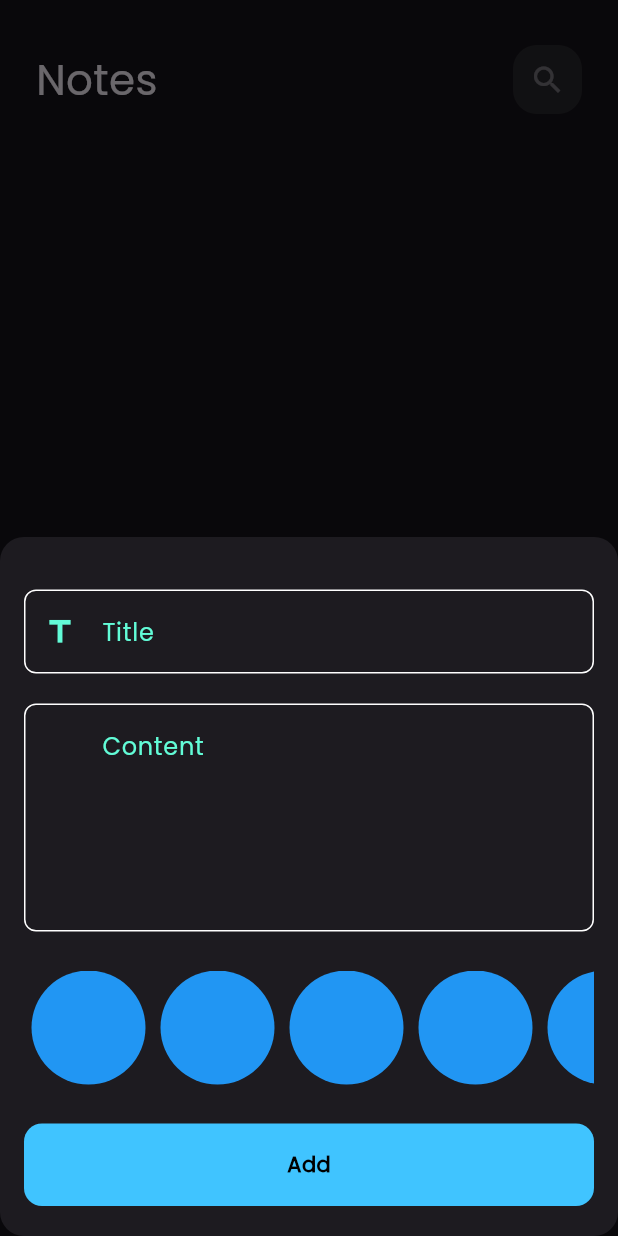
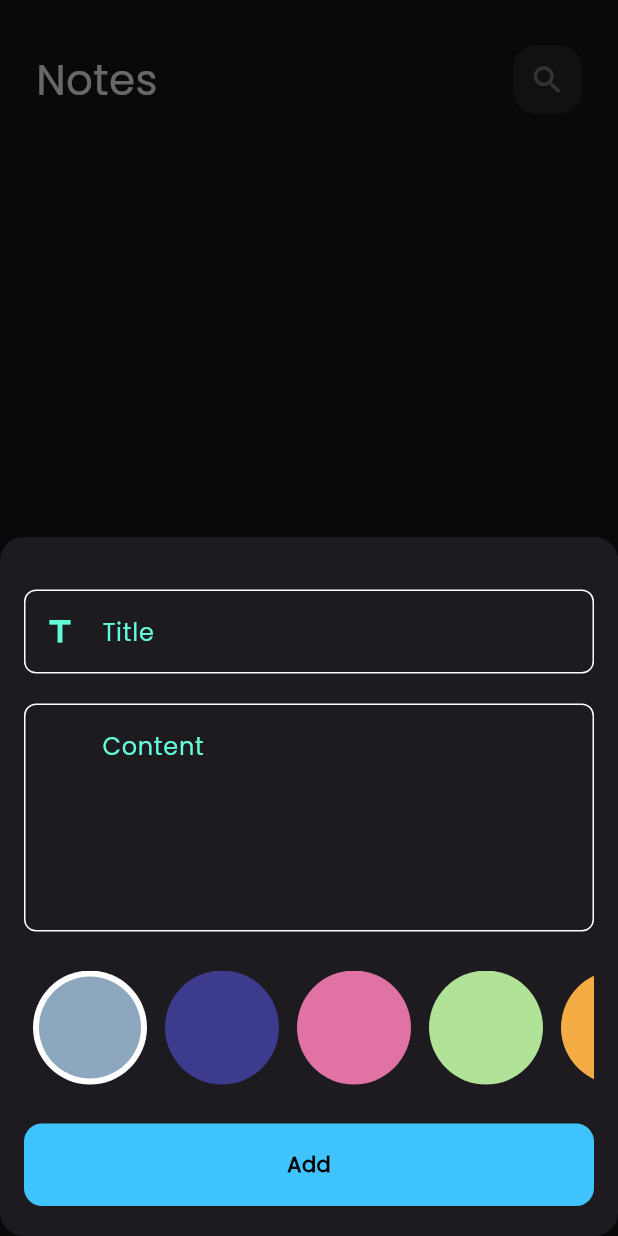
Before and after one commit to Omarazab1/BrainWave, a Flutter app: the screen it shows after launch, after a tap on the "add" icon, on a phone screen of 412 x 824 dp. Run offline on Flutter 3.47's test engine with Material 3 defaults, Android fonts, the light colour scheme and no system bars; our stand-ins replace flutter_bloc, hive, hive_flutter; accounts and stored records are empty.

Commit message:
add Color to editNoteView & create SplashView

```diff
--- /dev/null
+++ b/devtools_options.yaml
@@ -0,0 +1,3 @@
+description: This file stores settings for Dart & Flutter DevTools.
+documentation: https://docs.flutter.dev/tools/devtools/extensions#configure-extension-enablement-states
+extensions:
--- a/lib/cubits/add_note_cubit/add_note_cubit.dart
+++ b/lib/cubits/add_note_cubit/add_note_cubit.dart
@@ -1,3 +1,4 @@
+import 'package:flutter/material.dart';
 import 'package:flutter_bloc/flutter_bloc.dart';
 import 'package:hive_flutter/hive_flutter.dart';
 import 'package:notesapp/models/note_model.dart';
@@ -7,9 +8,10 @@
 
 class AddNoteCubit extends Cubit<AddNoteState> {
   AddNoteCubit() : super(AddNoteInitial());
-
+   Color color = const Color(0xff8DA7BE);
     addNote(NoteModel note) async
     {
+      note.color = color.value;
       emit(AddNoteLoading());
       try {
         var notesBox = Hive.box<NoteModel>(kNotesBox);
--- a/lib/main.dart
+++ b/lib/main.dart
@@ -5,7 +5,8 @@
 import 'package:notesapp/models/note_model.dart';
 import 'package:notesapp/utils/constants.dart';
 import 'package:notesapp/utils/simple_bloc_observer.dart';
-import 'package:notesapp/views/notes_view.dart';
+
+import 'package:notesapp/views/splash_view.dart';
 
 import 'cubits/notes_cubit/notes_cubit.dart';
 void main() async{
@@ -29,7 +30,8 @@
           fontFamily: 'Poppins',
           brightness: Brightness.dark,
         ),
-        home: const NotesView(),
+        home:const SplashView(),
+        initialRoute: SplashView.routeName,
       ),
     );
   }
--- a/lib/utils/constants.dart
+++ b/lib/utils/constants.dart
@@ -3,3 +3,11 @@
 
 const kPrimaryColor = Color(0xff62fcd7);
 const kNotesBox = 'notes_box';
+List<Color> kColors = const [
+  Color(0xff8DA7BE),
+  Color(0xff3D3B8E),
+  Color(0xffE072A4),
+  Color(0xffB0E298),
+  Color(0xffF4AC45),
+  Color(0xffFFF8E7),
+];
--- a/lib/views/notes_view.dart
+++ b/lib/views/notes_view.dart
@@ -7,10 +7,13 @@
 class NotesView extends StatelessWidget {
   const NotesView({super.key});
 
+  static const routeName = '/notes';
+
   @override
   Widget build(BuildContext context) {
     return Scaffold(
       floatingActionButton: FloatingActionButton(
+        backgroundColor: Colors.lightBlueAccent,
         onPressed: (){
           showModalBottomSheet(
             isScrollControlled: true,
--- /dev/null
+++ b/lib/views/splash_view.dart
@@ -0,0 +1,14 @@
+import 'package:flutter/material.dart';
+import 'package:notesapp/views/widgets/splash_view_body.dart';
+
+class SplashView extends StatelessWidget {
+  const SplashView({super.key});
+  static const routeName = 'splash';
+  @override
+  Widget build(BuildContext context) {
+    return const Scaffold(
+      backgroundColor: Color(0xff537d8d),
+      body: SplashViewBody(),
+    );
+  }
+}
--- a/lib/views/widgets/color_item.dart
+++ b/lib/views/widgets/color_item.dart
@@ -1,13 +1,21 @@
 import 'package:flutter/material.dart';
 
 class ColorItem extends StatelessWidget {
-  const ColorItem({super.key});
-
+  const ColorItem({super.key, required this.isActive, required this.color});
+   final bool isActive;
+   final Color color;
   @override
   Widget build(BuildContext context) {
-    return const CircleAvatar(
+    return isActive?  CircleAvatar(
       radius: 38,
-      backgroundColor: Colors.blue,
+      backgroundColor: Colors.white,
+      child: CircleAvatar(
+        radius: 34,
+        backgroundColor: color,
+      ),
+    ):  CircleAvatar(
+      radius: 38,
+      backgroundColor: color,
     );
   }
 }
--- a/lib/views/widgets/colors_listview.dart
+++ b/lib/views/widgets/colors_listview.dart
@@ -1,21 +1,44 @@
+import 'package:flutter/cupertino.dart';
 import 'package:flutter/material.dart';
+import 'package:flutter_bloc/flutter_bloc.dart';
+import 'package:notesapp/cubits/add_note_cubit/add_note_cubit.dart';
 
+import '../../utils/constants.dart';
 import 'color_item.dart';
 
-class ColorsListview extends StatelessWidget {
+class ColorsListview extends StatefulWidget {
   const ColorsListview({super.key});
 
+  @override
+  State<ColorsListview> createState() => _ColorsListviewState();
+}
+
+class _ColorsListviewState extends State<ColorsListview> {
+
+  int currentIndex = 0;
   @override
   Widget build(BuildContext context) {
     return SizedBox(
       height: 76,
       child: ListView.builder(
-        itemCount: 10,
+        itemCount: kColors.length,
         scrollDirection: Axis.horizontal,
           itemBuilder: (context, index) {
-        return const Padding(
-          padding:  EdgeInsets.symmetric(horizontal: 5.0),
-          child:  ColorItem(),
+        return Padding(
+          padding:  const EdgeInsets.symmetric(horizontal: 6.0),
+          child:  GestureDetector(
+            onTap: (){
+              currentIndex = index;
+              BlocProvider.of<AddNoteCubit>(context).color = kColors[index];
+              setState(() {
+
+              });
+            },
+              child:  ColorItem(
+                isActive: currentIndex == index,
+                color: kColors[index],
+              ),
+          ),
         );
       }),
     );
--- a/lib/views/widgets/edit_note_view_body.dart
+++ b/lib/views/widgets/edit_note_view_body.dart
@@ -4,6 +4,8 @@
 import 'package:notesapp/models/note_model.dart';
 import 'package:notesapp/views/widgets/custom_appbar.dart';
 import 'package:notesapp/views/widgets/custom_textfield.dart';
+
+import 'edit_colors_listview.dart';
 
 class EditNoteViewBody extends StatefulWidget {
   const EditNoteViewBody({
@@ -56,6 +58,10 @@
             hintText: widget.noteModel.content,
             maxLines: 5,
           ),
+          const SizedBox(
+            height: 26,
+          ),
+           EditColorsListview(noteModel:widget.noteModel,),
         ],
       ),
     );
--- /dev/null
+++ b/lib/views/widgets/sliding_text.dart
@@ -0,0 +1,33 @@
+
+
+import 'package:flutter/material.dart';
+
+class SlidingText extends StatelessWidget {
+  const SlidingText({
+    super.key,
+    required this.slidingAnimation,
+  });
+
+  final Animation<Offset> slidingAnimation;
+
+  @override
+  Widget build(BuildContext context) {
+    return AnimatedBuilder(
+      animation: slidingAnimation,
+      builder: (context , _ )
+      {
+        return SlideTransition(
+          position: slidingAnimation,
+          child: const Text('Simplify Your Thoughts',
+            textAlign: TextAlign.center,
+            style: TextStyle(
+              fontSize: 11,
+              color:Colors.lightBlueAccent,
+            ),
+          ),
+        );
+      },
+
+    );
+  }
+}
--- /dev/null
+++ b/lib/views/widgets/splash_view_body.dart
@@ -0,0 +1,62 @@
+import 'package:flutter/cupertino.dart';
+import 'package:flutter/material.dart';
+import 'package:notesapp/views/notes_view.dart';
+import 'package:notesapp/views/widgets/sliding_text.dart';
+
+class SplashViewBody extends StatefulWidget {
+  const SplashViewBody({super.key});
+
+  @override
+  State<SplashViewBody> createState() => _SplashViewBodyState();
+}
+
+class _SplashViewBodyState extends State<SplashViewBody> with SingleTickerProviderStateMixin {
+  late AnimationController animationController;
+  late Animation<Offset> slidingAnimation;
+
+  @override
+  void initState() {
+    // TODO: implement initState
+    super.initState();
+    initSlidingAnimation();
+    Future.delayed(const Duration(seconds: 5), () {
+      Navigator.push(context, MaterialPageRoute(builder: (context){
+        return const NotesView();
+      }));
+    });
+  }
+
+  @override
+  void dispose() {
+    // TODO: implement dispose
+    super.dispose();
+  }
+
+  @override
+  Widget build(BuildContext context) {
+    return Column(
+      mainAxisAlignment: MainAxisAlignment.center,
+      crossAxisAlignment: CrossAxisAlignment.stretch,
+      children: [
+        Image.asset(
+          'assets/images/brainwave-high-resolution-logo.png',
+        ),
+        const SizedBox(
+          height: 4,
+        ),
+        SlidingText(slidingAnimation: slidingAnimation),
+      ],
+    );
+  }
+
+  void initSlidingAnimation() {
+    animationController = AnimationController(
+      vsync: this,
+      duration: const Duration(seconds: 1),
+    );
+    slidingAnimation =
+        Tween<Offset>(begin: const Offset(0, 2), end: Offset.zero)
+            .animate(animationController);
+    animationController.forward();
+  }
+}
--- a/pubspec.yaml
+++ b/pubspec.yaml
@@ -67,9 +67,9 @@
   uses-material-design: true
 
   # To add assets to your application, add an assets section, like this:
-  # assets:
-  #   - images/a_dot_burr.jpeg
-  #   - images/a_dot_ham.jpeg
+  assets:
+      - assets/images/
+
 
   # An image asset can refer to one or more resolution-specific "variants", see
   # https://flutter.dev/assets-and-images/#resolution-aware
```
Also changed, not shown: lib/utils/on_generate_route.dart (added, +14 -0 lines), lib/views/widgets/edit_colors_listview.dart (added, +47 -0 lines), assets/images/brainwave-high-resolution-logo.png (added).
